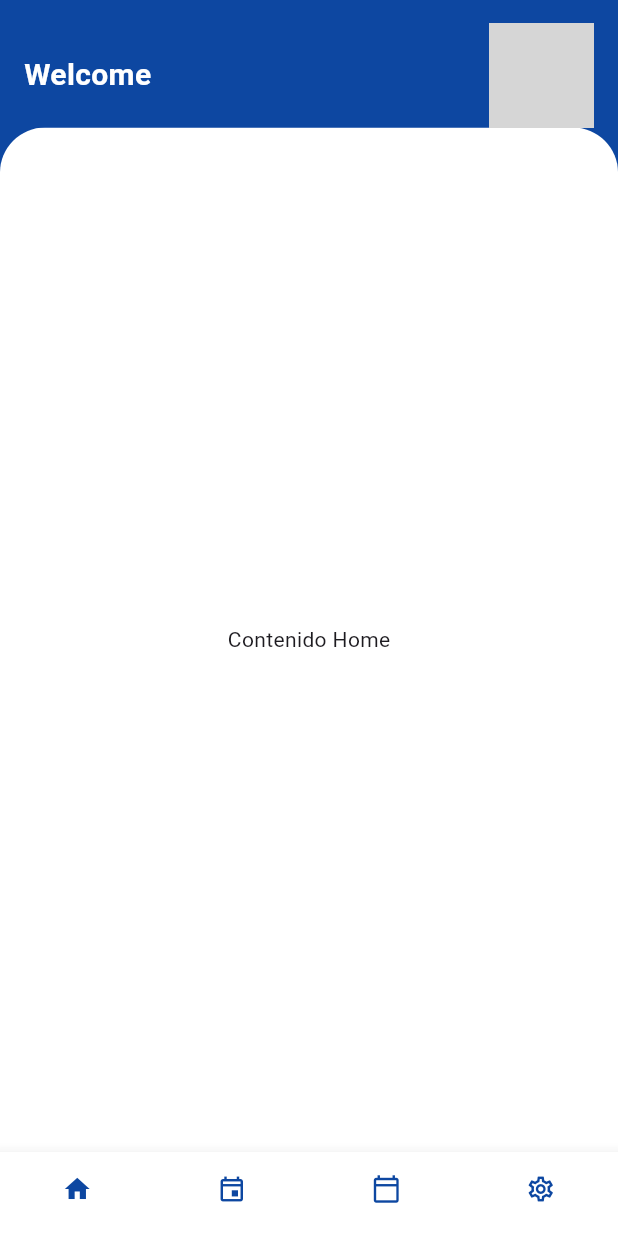
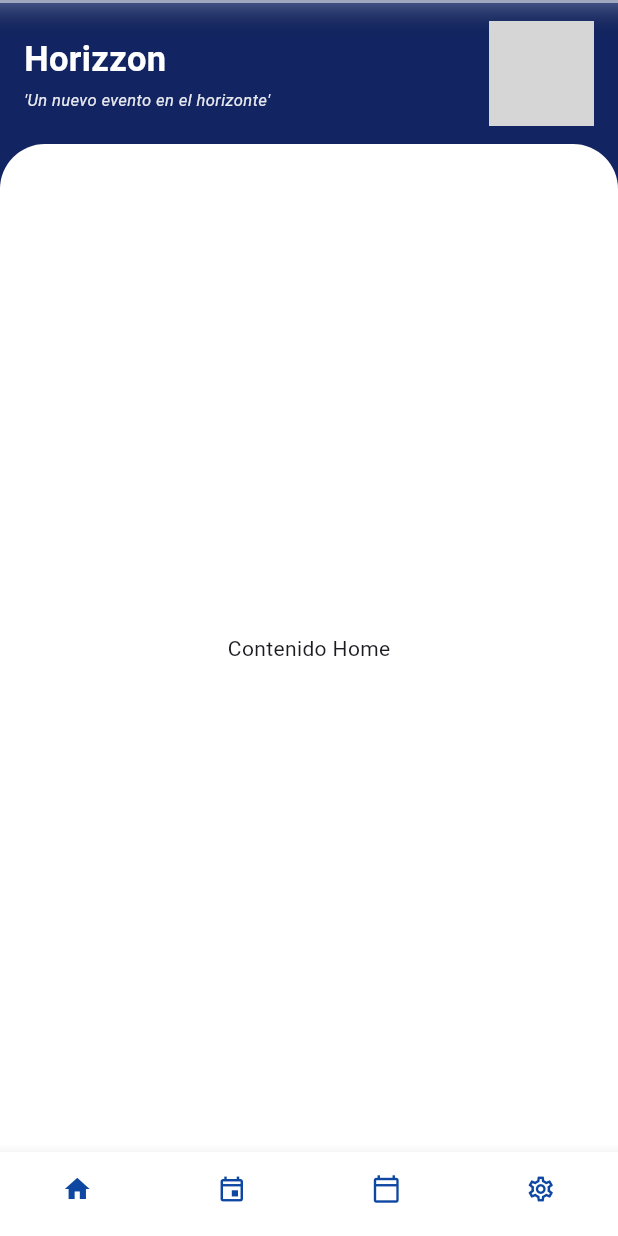
Before and after one commit to mcamilagomez/Horizzon, a Flutter app: the screen it shows after launch, on a phone screen of 412 x 824 dp. Run offline on Flutter 3.47's test engine with Material 3 defaults, Android fonts, the phone set to English and light mode, and no system bars; our stand-ins replace get; grey boxes are pictures that could not be loaded.

Commit message:
navbar listo

```diff
--- a/lib/ui/pages/home.dart
+++ b/lib/ui/pages/home.dart
@@ -1,7 +1,7 @@
-// ui/pages/home_page.dart
 import 'package:flutter/material.dart';
 import 'package:get/get.dart';
 import '../widgets/bottom_nav_bar.dart';
+import '../widgets/top_nav_bar.dart';
 
 class HomePage extends StatelessWidget {
   const HomePage({super.key});
@@ -9,37 +9,14 @@ class HomePage extends StatelessWidget {
   @override
   Widget build(BuildContext context) {
     return Scaffold(
-      backgroundColor: Colors.blue[900],
+      backgroundColor: Color.fromRGBO(18, 37, 98, 1),
       body: Column(
         children: [
-          // AppBar
-          Container(
-            color: Colors.blue[900],
-            padding: const EdgeInsets.only(
-              top: 15.0,
-              left: 16.0,
-              right: 16.0,
-              bottom: 0.0,
-            ),
-            child: Row(
-              mainAxisAlignment: MainAxisAlignment.spaceBetween,
-              children: [
-                const Text(
-                  "Welcome",
-                  style: TextStyle(
-                    fontSize: 20,
-                    fontWeight: FontWeight.bold,
-                    color: Colors.white,
-                  ),
-                ),
-                Image.asset(
-                  'images/logo.png',
-                  width: 70,
-                  height: 70,
-                  fit: BoxFit.contain,
-                ),
-              ],
-            ),
+          const TopNavBar(
+            mainTitle: "Horizzon",
+            subtitle: "'Un nuevo evento en el horizonte'",
+            baseColor: Color.fromRGBO(18, 37, 98, 1),
+            shineIntensity: 0.6,
           ),
 
           Expanded(
@@ -49,7 +26,7 @@ class HomePage extends StatelessWidget {
                 topRight: Radius.circular(30.0),
               ),
               child: Container(
-                color: const Color.fromARGB(255, 255, 255, 255),
+                color: Colors.white,
                 width: double.infinity,
                 child: const Center(child: Text('Contenido Home')),
               ),
--- a/lib/ui/widgets/bottom_nav_bar.dart
+++ b/lib/ui/widgets/bottom_nav_bar.dart
@@ -1,4 +1,3 @@
-// widgets/bottom_nav_bar.dart
 import 'package:flutter/material.dart';
 import 'package:get/get.dart';
 import '../controllers/bottom_nav_controller.dart';
--- /dev/null
+++ b/lib/ui/widgets/top_nav_bar.dart
@@ -0,0 +1,91 @@
+import 'package:flutter/material.dart';
+
+class TopNavBar extends StatelessWidget {
+  final String mainTitle;
+  final String? subtitle; // Texto secundario opcional
+  final Color baseColor;
+  final double shineIntensity;
+  final String imagePath;
+  final double imageSize;
+
+  const TopNavBar({
+    super.key,
+    required this.mainTitle,
+    this.subtitle,
+    this.baseColor = const Color(0xFF1976D2),
+    this.shineIntensity = 0.15,
+    this.imagePath = 'images/logo.png',
+    this.imageSize = 70.0,
+  });
+
+  @override
+  Widget build(BuildContext context) {
+    final shineColor = Colors.white.withOpacity(shineIntensity);
+
+    return Container(
+      decoration: BoxDecoration(
+        color: baseColor,
+        border: Border(
+          top: BorderSide(
+            color: shineColor,
+            width: 2.0,
+          ),
+        ),
+      ),
+      child: Container(
+        decoration: BoxDecoration(
+          gradient: LinearGradient(
+            begin: Alignment.topCenter,
+            end: Alignment.center,
+            colors: [
+              shineColor.withOpacity(0.2),
+              Colors.transparent,
+            ],
+            stops: const [0.0, 0.5],
+          ),
+        ),
+        padding: const EdgeInsets.symmetric(
+          horizontal: 16.0,
+          vertical: 12.0, // Reducido para el texto adicional
+        ),
+        child: Row(
+          mainAxisAlignment: MainAxisAlignment.spaceBetween,
+          children: [
+            Column(
+              crossAxisAlignment: CrossAxisAlignment.start,
+              mainAxisSize: MainAxisSize.min,
+              children: [
+                Text(
+                  mainTitle,
+                  style: const TextStyle(
+                    fontSize: 23,
+                    fontWeight: FontWeight.bold,
+                    color: Colors.white,
+                  ),
+                ),
+                if (subtitle != null) // Solo muestra si hay subtítulo
+                  Padding(
+                    padding: const EdgeInsets.only(top: 2.0),
+                    child: Text(
+                      subtitle!,
+                      style: TextStyle(
+                        fontSize: 11,
+                        fontStyle: FontStyle.italic,
+                        color: Colors.white.withOpacity(0.9),
+                      ),
+                    ),
+                  ),
+              ],
+            ),
+            Image.asset(
+              imagePath,
+              width: imageSize,
+              height: imageSize,
+              fit: BoxFit.contain,
+            ),
+          ],
+        ),
+      ),
+    );
+  }
+}
```
Also changed, not shown: lib/ui/pages/agenda.dart (+27 -3 lines), lib/ui/pages/ajustes.dart (+27 -3 lines), lib/ui/pages/eventos.dart (+26 -3 lines).
